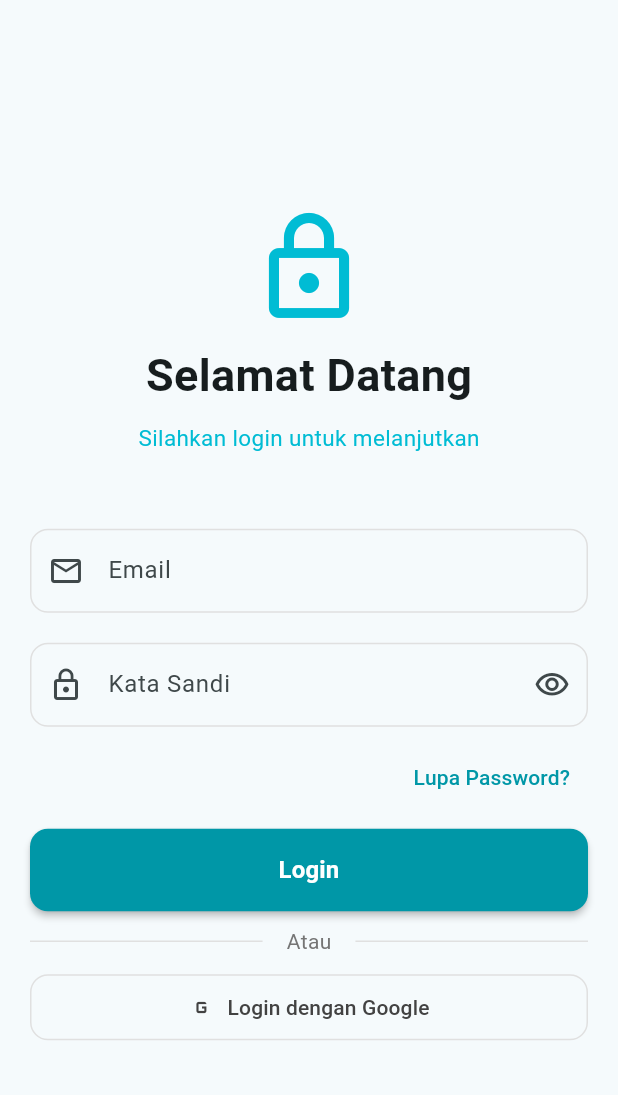
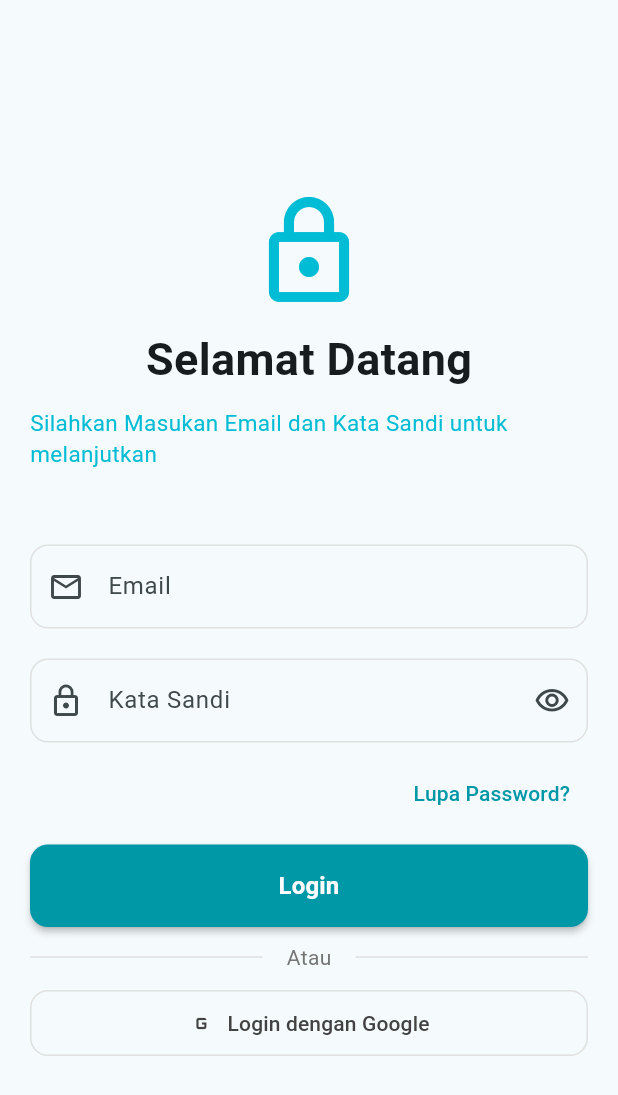
Before and after one commit to rozakgit/KB1179-1123150006-uts, a Flutter app: the LoginScreen screen opened directly, on a phone screen of 412 x 824 dp. Shown: the top 1095 px of the screen. Run offline on Flutter 3.47's test engine with Material 3 defaults, Android fonts, the phone set to English and light mode, and no system bars.

Commit message:
pengubahan bahasa dan warna  pada login

```diff
--- a/lib/screen/login.dart
+++ b/lib/screen/login.dart
@@ -23,7 +23,7 @@ class LoginScreen extends StatelessWidget {
                 ),
                 SizedBox(height: 10),
                 Text(
-                  'Silahkan login untuk melanjutkan',
+                  'Silahkan Masukan Email dan Kata Sandi untuk melanjutkan',
                   style: TextStyle(fontSize: 15, color: Colors.cyan),
                 ),
                 SizedBox(height: 50),
```
